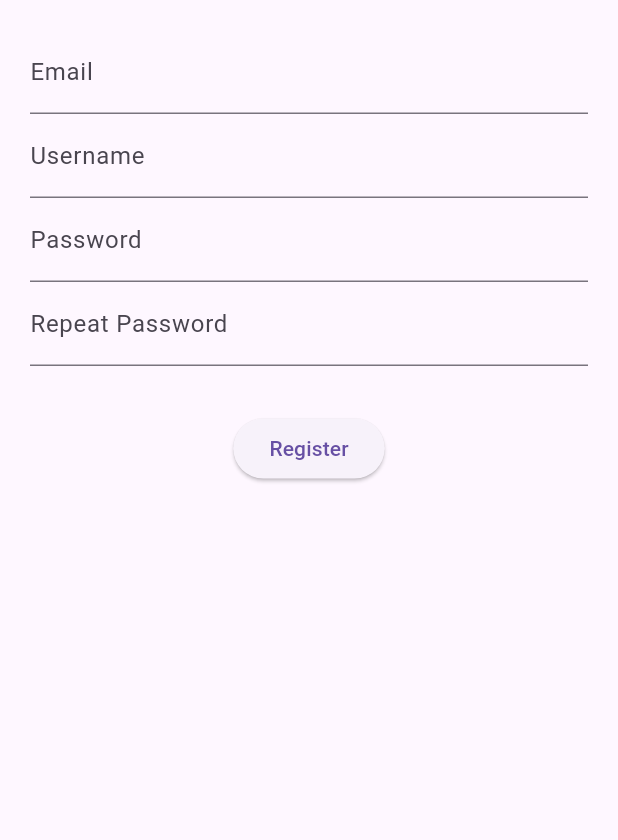
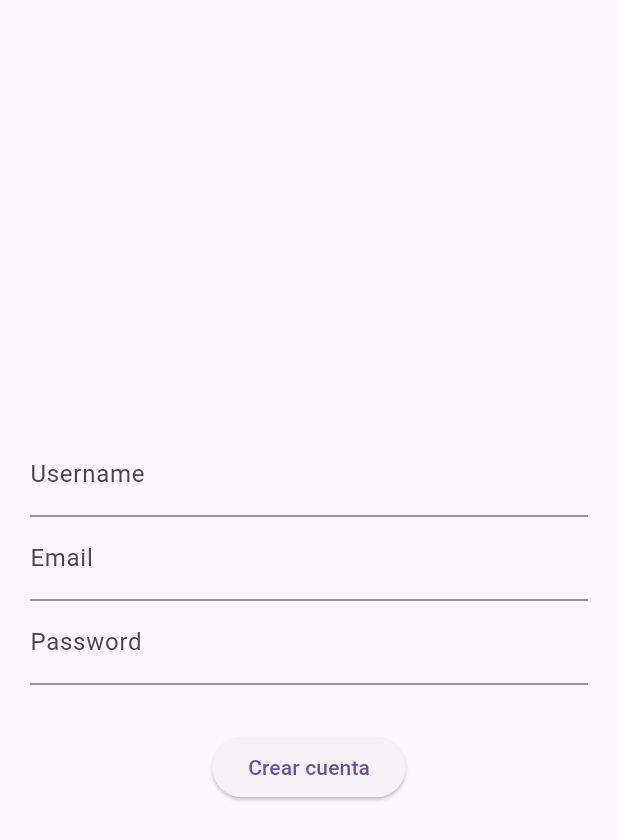
Before and after one commit to Albertrf10/tdah, a Flutter app: the RegisterScreen screen opened directly, on a phone screen of 412 x 824 dp. Shown: the top 840 px of the screen. Run offline on Flutter 3.47's test engine with Material 3 defaults, Android fonts, the phone set to English and light mode, and no system bars; our stand-ins replace cloud_firestore, firebase_auth, firebase_core, flutter_riverpod, go_router, google_sign_in; accounts and stored records are empty.

Commit message:
Sprint-1

```diff
--- a/lib/features/auth/presentation/screens/register_screen.dart
+++ b/lib/features/auth/presentation/screens/register_screen.dart
@@ -1,34 +1,31 @@
 import 'package:flutter/material.dart';
-import 'package:tdah_app/features/auth/data/auth_datasource.dart';
+import 'package:flutter_riverpod/flutter_riverpod.dart';
+import '../controllers/auth_controller.dart';
 
-class RegisterScreen extends StatefulWidget {
+class RegisterScreen extends ConsumerStatefulWidget {
   const RegisterScreen({super.key});
 
   @override
-  State<RegisterScreen> createState() => _RegisterScreenState();
+  ConsumerState<RegisterScreen> createState() => _RegisterScreenState();
 }
 
-class _RegisterScreenState extends State<RegisterScreen> {
-  final emailController = TextEditingController();
-  final userController = TextEditingController();
-  final passController = TextEditingController();
-  final repeatPassController = TextEditingController();
-
-  final auth = AuthDataSource();
+class _RegisterScreenState extends ConsumerState<RegisterScreen> {
+  final email = TextEditingController();
+  final pass = TextEditingController();
+  final user = TextEditingController();
 
   String error = '';
 
   void register() async {
-    if (passController.text != repeatPassController.text) {
-      setState(() => error = "Las contraseñas no coinciden");
-      return;
+    try {
+      await ref.read(authControllerProvider.notifier).register(
+        email.text,
+        pass.text,
+        user.text,
+      );
+    } catch (e) {
+      setState(() => error = "Error register");
     }
-
-    await auth.register(
-      email: emailController.text,
-      password: passController.text,
-      username: userController.text,
-    );
   }
 
   @override
@@ -37,17 +34,19 @@ class _RegisterScreenState extends State<RegisterScreen> {
       body: Padding(
         padding: const EdgeInsets.all(20),
         child: Column(
+          mainAxisAlignment: MainAxisAlignment.center,
           children: [
-            TextField(controller: emailController, decoration: const InputDecoration(labelText: "Email")),
-            TextField(controller: userController, decoration: const InputDecoration(labelText: "Username")),
-            TextField(controller: passController, obscureText: true, decoration: const InputDecoration(labelText: "Password")),
-            TextField(controller: repeatPassController, obscureText: true, decoration: const InputDecoration(labelText: "Repeat Password")),
+            TextField(controller: user, decoration: const InputDecoration(labelText: "Username")),
+            TextField(controller: email, decoration: const InputDecoration(labelText: "Email")),
+            TextField(controller: pass, obscureText: true, decoration: const InputDecoration(labelText: "Password")),
+
             const SizedBox(height: 10),
             Text(error, style: const TextStyle(color: Colors.red)),
+
             ElevatedButton(
               onPressed: register,
-              child: const Text("Register"),
-            )
+              child: const Text("Crear cuenta"),
+            ),
           ],
         ),
       ),
```
Also changed, not shown: lib/core/router/app_router.dart (+51 -0 lines), lib/features/auth/data/datasource/auth_datasource.dart (renamed from lib/features/auth/data/auth_datasource.dart, +4 -4 lines), lib/features/auth/presentation/controllers/auth_controller.dart (renamed from lib/features/auth/controllers/auth_controller.dart, +19 -3 lines), lib/features/auth/presentation/controllers/auth_state_provider.dart (added, +11 -0 lines), lib/features/auth/presentation/screens/login_screen.dart (+17 -4 lines), lib/features/home/home_screen.dart (added, +28 -0 lines), lib/main.dart (+16 -9 lines), lib/features/auth/data/auth_repository_impl.dart (deleted), lib/features/auth/data/repositories/auth_repository_impl.dart (added), lib/features/auth/domain/repositories/auth_repository.dart (added), 1 other file.
